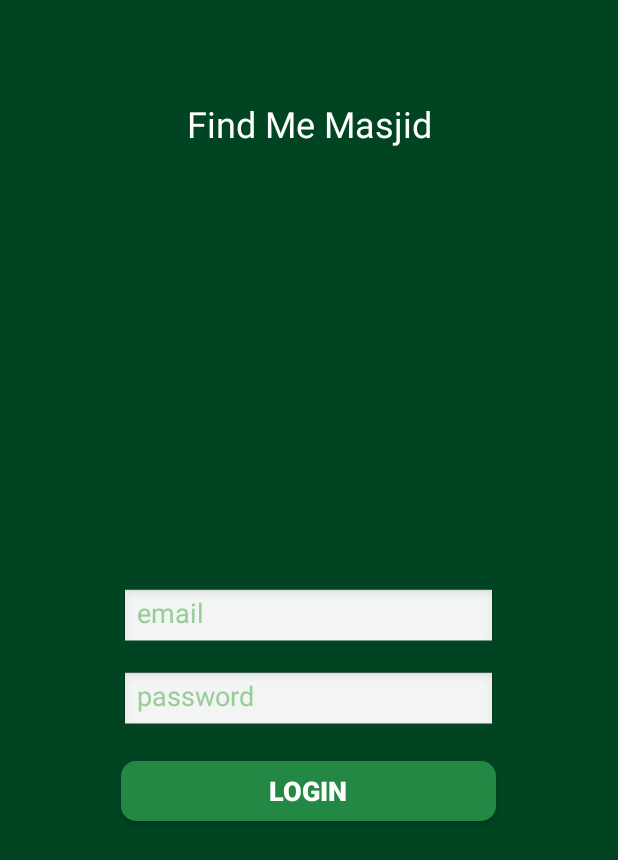
After one commit to Atif-Ahmed/FindMeMasjid, an Android app: the layout activity_login.xml on its own in the app's theme, with its tools: preview values and no code run, on a phone screen of 412 x 824 dp. The commit adds this screen. Shown: the top 860 px of the screen. Run offline under Robolectric (Android 15) with nearby library versions, the phone set to English and light mode, and no system bars.

Commit message:
Updated the Login UI of application

```diff
--- a/app/src/main/AndroidManifest.xml
+++ b/app/src/main/AndroidManifest.xml
@@ -1,6 +1,6 @@
 <?xml version="1.0" encoding="utf-8"?>
 <manifest xmlns:android="http://schemas.android.com/apk/res/android"
-    package="com.apps.genutek.fineme_masjid">
+    package="com.apps.genutek.find_me_masjid">
 
     <application
         android:allowBackup="true"
@@ -8,7 +8,8 @@
         android:label="@string/app_name"
         android:supportsRtl="true"
         android:theme="@style/AppTheme">
-        <activity android:name=".MainActivity">
+        <activity android:name="com.apps.genutek.find_me_masjid.LoginActivity"
+            android:screenOrientation="portrait">
             <intent-filter>
                 <action android:name="android.intent.action.MAIN" />
 
--- a/app/src/main/java/com/apps/genutek/find_me_masjid/MainActivity.java
+++ b/app/src/main/java/com/apps/genutek/find_me_masjid/LoginActivity.java
@@ -3,11 +3,12 @@ package com.apps.genutek.find_me_masjid;
 import android.support.v7.app.AppCompatActivity;
 import android.os.Bundle;
 
-public class MainActivity extends AppCompatActivity {
+public class LoginActivity extends AppCompatActivity {
 
     @Override
     protected void onCreate(Bundle savedInstanceState) {
         super.onCreate(savedInstanceState);
-        setContentView(R.layout.activity_main);
+        setContentView(R.layout.activity_login);
     }
+
 }
--- /dev/null
+++ b/app/src/main/res/drawable/button.xml
@@ -0,0 +1,7 @@
+<?xml version="1.0" encoding="utf-8"?>
+<shape xmlns:android="http://schemas.android.com/apk/res/android" >
+
+    <corners android:radius="10dp" />
+
+    <solid android:color="@color/LightGreen" />
+</shape>
--- /dev/null
+++ b/app/src/main/res/layout/activity_login.xml
@@ -0,0 +1,69 @@
+<?xml version="1.0" encoding="utf-8"?>
+<RelativeLayout xmlns:android="http://schemas.android.com/apk/res/android"
+    xmlns:app="http://schemas.android.com/apk/res-auto"
+    xmlns:tools="http://schemas.android.com/tools"
+    android:id="@+id/activity_main"
+    android:layout_width="match_parent"
+    android:layout_height="match_parent"
+    android:paddingBottom="@dimen/activity_vertical_margin"
+    android:paddingLeft="@dimen/activity_horizontal_margin"
+    android:paddingRight="@dimen/activity_horizontal_margin"
+    android:paddingTop="@dimen/activity_vertical_margin"
+    tools:context="com.apps.genutek.find_me_masjid.LoginActivity"
+    android:background="@color/Green">
+
+    <TextView
+        android:text="@string/app_name"
+        android:layout_width="300dp"
+        android:layout_height="wrap_content"
+        android:id="@+id/login_title"
+        android:textColor="@color/White"
+        android:textSize="24sp"
+        android:layout_alignParentTop="true"
+        android:layout_centerHorizontal="true"
+        android:layout_marginTop="50dp"
+        android:textAlignment="center" />
+
+    <EditText
+        android:layout_width="250dp"
+        android:inputType="textPassword"
+        android:ems="10"
+        android:id="@+id/editText_password"
+        android:textColor="#000000"
+        android:background="@android:drawable/edit_text"
+        android:layout_marginTop="15dp"
+        android:layout_below="@+id/editText_email"
+        android:layout_alignLeft="@+id/editText_email"
+        android:layout_alignStart="@+id/editText_email"
+        android:hint="@string/password"
+        android:layout_height="40dp" />
+
+    <Button
+        android:text="@string/Login"
+        android:id="@+id/button_signin"
+        android:background="@drawable/button"
+        android:layout_marginTop="20dp"
+        android:layout_below="@+id/editText_password"
+        android:layout_alignRight="@+id/editText_password"
+        android:layout_alignEnd="@+id/editText_password"
+        android:layout_alignLeft="@+id/editText_password"
+        android:layout_alignStart="@+id/editText_password"
+        android:layout_width="150dp"
+        android:textColor="@color/White"
+        android:layout_height="40dp"
+        android:textStyle="normal|bold"
+        android:textSize="18sp" />
+
+    <EditText
+        android:layout_width="250dp"
+        android:inputType="textEmailAddress"
+        android:ems="10"
+        android:id="@+id/editText_email"
+        android:textColor="@color/Green"
+        android:background="@android:drawable/edit_text"
+        android:hint="@string/email"
+        android:layout_height="40dp"
+        android:layout_centerVertical="true"
+        android:layout_centerHorizontal="true" />
+
+</RelativeLayout>
--- a/app/src/main/res/layout/activity_main.xml
+++ /dev/null
@@ -1,17 +0,0 @@
-<?xml version="1.0" encoding="utf-8"?>
-<RelativeLayout xmlns:android="http://schemas.android.com/apk/res/android"
-    xmlns:tools="http://schemas.android.com/tools"
-    android:id="@+id/activity_main"
-    android:layout_width="match_parent"
-    android:layout_height="match_parent"
-    android:paddingBottom="@dimen/activity_vertical_margin"
-    android:paddingLeft="@dimen/activity_horizontal_margin"
-    android:paddingRight="@dimen/activity_horizontal_margin"
-    android:paddingTop="@dimen/activity_vertical_margin"
-    tools:context="com.apps.genutek.fineme_masjid.MainActivity">
-
-    <TextView
-        android:layout_width="wrap_content"
-        android:layout_height="wrap_content"
-        android:text="Hello World!" />
-</RelativeLayout>
--- a/app/src/main/res/values/colors.xml
+++ b/app/src/main/res/values/colors.xml
@@ -1,6 +1,9 @@
 <?xml version="1.0" encoding="utf-8"?>
 <resources>
-    <color name="colorPrimary">#3F51B5</color>
-    <color name="colorPrimaryDark">#303F9F</color>
-    <color name="colorAccent">#FF4081</color>
+    <color name="Blue">#3355bb</color>
+    <color name="White">#ffffff</color>
+    <color name="Green">#004422</color>
+    <color name="LightGreen">#228844</color>
+    <color name="Black">#000000</color>
+    <color name="VeryLightGreen">#99cc99</color>
 </resources>
--- a/app/src/main/res/values/strings.xml
+++ b/app/src/main/res/values/strings.xml
@@ -1,3 +1,6 @@
 <resources>
-    <string name="app_name">FineMe_Masjid</string>
+    <string name= "app_name">Find Me Masjid</string>
+    <string name = "Login">Login</string>
+    <string name="email">email</string>
+    <string name="password">password</string>
 </resources>
--- a/app/src/main/res/values/styles.xml
+++ b/app/src/main/res/values/styles.xml
@@ -1,11 +1,13 @@
 <resources>
 
     <!-- Base application theme. -->
-    <style name="AppTheme" parent="Theme.AppCompat.Light.DarkActionBar">
+    <style name="AppTheme" parent="Theme.AppCompat.NoActionBar">
         <!-- Customize your theme here. -->
-        <item name="colorPrimary">@color/colorPrimary</item>
-        <item name="colorPrimaryDark">@color/colorPrimaryDark</item>
-        <item name="colorAccent">@color/colorAccent</item>
+        <item name="colorPrimary">@color/Blue</item>
+        <item name="colorPrimaryDark">@color/White</item>
+        <item name="colorAccent">@color/Green</item>
+
+        <item name="android:textColorHint">@color/VeryLightGreen</item>
     </style>
 
 </resources>
```
